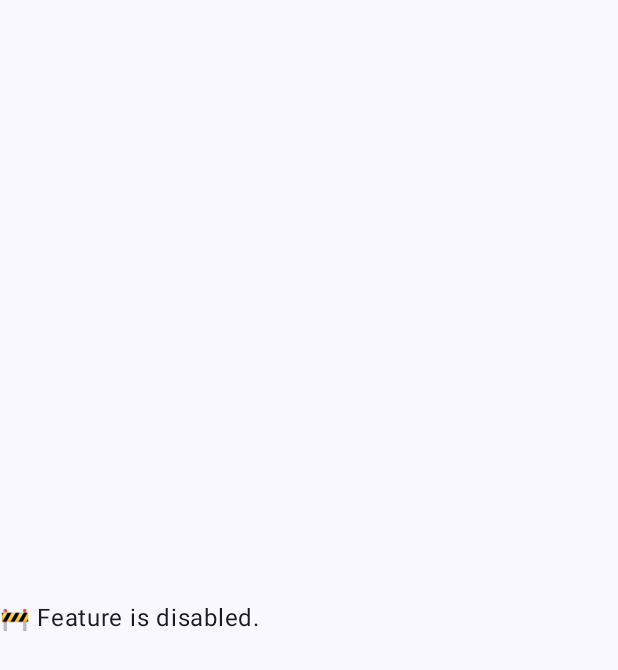
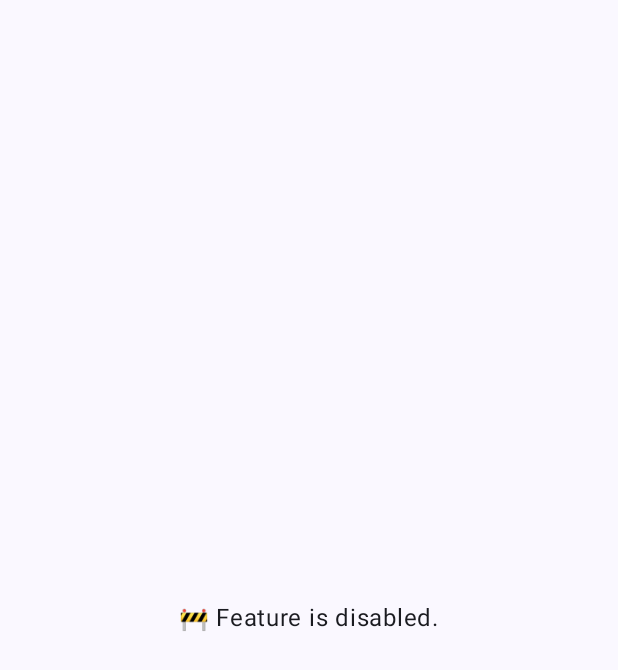
Before and after one commit to tarun14324/Firebase-Remote-Config, an Android app built with Jetpack Compose: the screen it shows after launch (MainActivity), on a phone screen of 412 x 824 dp. Shown: the top 670 px of the screen. Run offline under Robolectric (Android 15) with nearby library versions, the phone set to English and light mode, and no system bars; 4 statements that could not run were skipped.

```diff
--- a/app/src/main/java/com/example/firebaseremoteconfig/MainActivity.kt
+++ b/app/src/main/java/com/example/firebaseremoteconfig/MainActivity.kt
@@ -11,6 +11,7 @@ import androidx.compose.foundation.layout.padding
 import androidx.compose.material3.Scaffold
 import androidx.compose.material3.Text
 import androidx.compose.runtime.*
+import androidx.compose.ui.Alignment
 import androidx.compose.ui.Modifier
 import com.example.firebaseremoteconfig.ui.theme.FirebaseRemoteConfigTheme
 
@@ -40,7 +41,7 @@ fun FeatureToggleScreen(modifier:Modifier) {
         }
     }
 
-   Column(verticalArrangement = Arrangement.Center, modifier = Modifier.fillMaxSize()) {
+   Column(verticalArrangement = Arrangement.Center, modifier = Modifier.fillMaxSize(), horizontalAlignment = Alignment.CenterHorizontally) {
        if (isEnabled) {
            Text("🎉 Feature is enabled!")
        } else {
```
